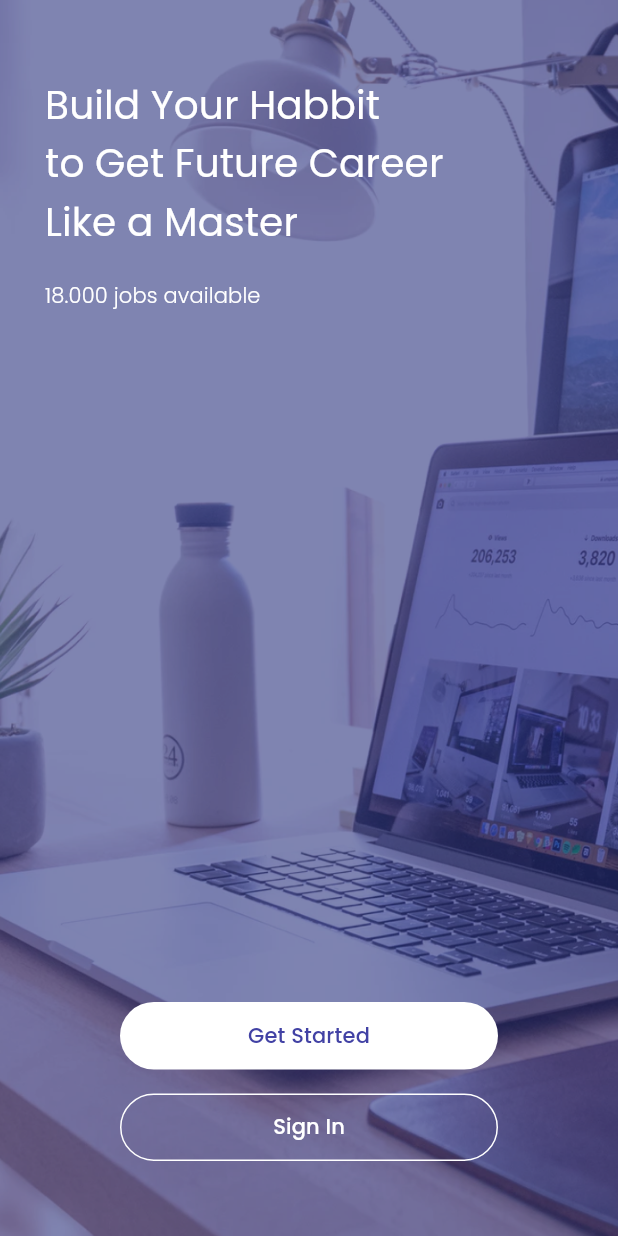
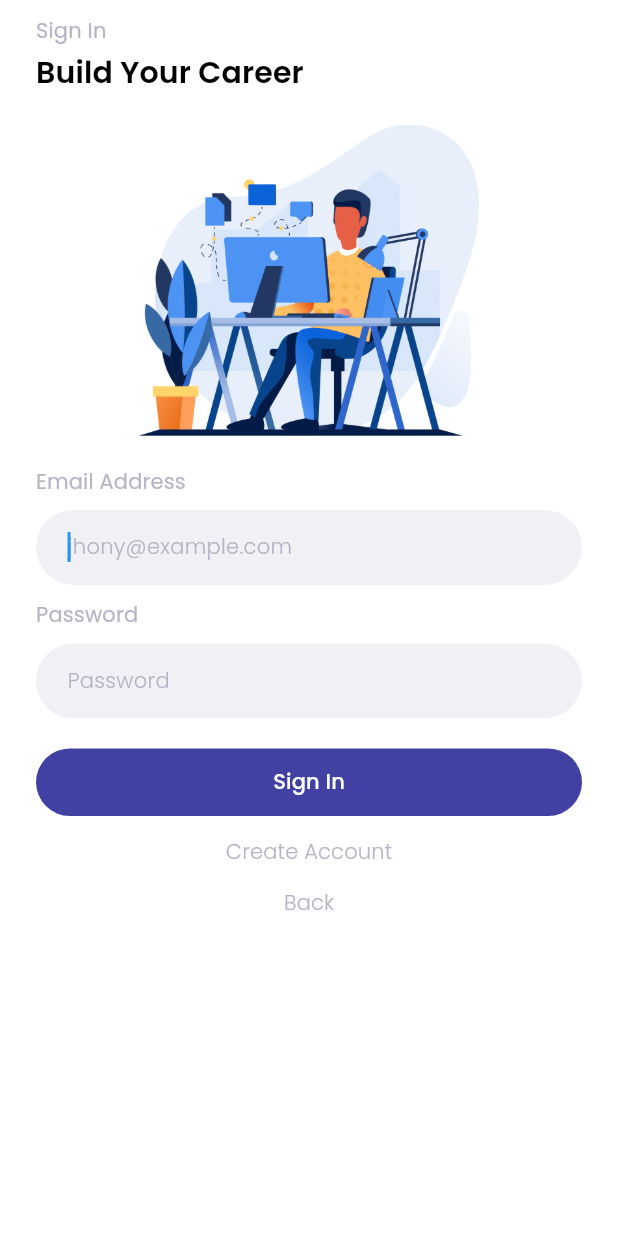
Before and after one commit to fathulaziss/findjob, a Flutter app: the screen it shows after launch, after a tap on "Sign In", on a phone screen of 412 x 824 dp. Run offline on Flutter 3.47's test engine with Material 2 defaults, Android fonts, the phone set to English and light mode, and no system bars; our stand-ins replace get, google_fonts.

Commit message:
add login page

```diff
--- a/lib/shared/assets.dart
+++ b/lib/shared/assets.dart
@@ -2,4 +2,5 @@ class Assets {
   static String logo = 'assets/images/logo.png';
   static String background = 'assets/images/background.png';
   static String userDefault = 'assets/images/user_default.png';
+  static String imageLogin = 'assets/images/image_login.png';
 }
--- /dev/null
+++ b/lib/ui/pages/login_page.dart
@@ -0,0 +1,101 @@
+import 'package:findjob/shared/shared.dart';
+import 'package:findjob/ui/pages/register_page.dart';
+import 'package:findjob/ui/widgets/button_primary.dart';
+import 'package:findjob/ui/widgets/input_form_primary.dart';
+import 'package:flutter/material.dart';
+import 'package:get/get.dart';
+
+class LoginPage extends StatefulWidget {
+  const LoginPage({Key? key}) : super(key: key);
+
+  @override
+  _LoginPageState createState() => _LoginPageState();
+}
+
+class _LoginPageState extends State<LoginPage> {
+  TextEditingController emailController = TextEditingController();
+  TextEditingController passwordController = TextEditingController();
+
+  @override
+  Widget build(BuildContext context) {
+    return Scaffold(
+      backgroundColor: Colors.white,
+      body: SafeArea(
+        child: Padding(
+          padding: EdgeInsets.symmetric(horizontal: 24, vertical: 10),
+          child: SingleChildScrollView(
+            child: Column(
+              mainAxisAlignment: MainAxisAlignment.start,
+              crossAxisAlignment: CrossAxisAlignment.center,
+              children: [
+                buildTitle(),
+                InputFormPrimary(
+                  controller: emailController,
+                  title: 'Email Address',
+                  hintText: 'jhony@example.com',
+                ),
+                InputFormPrimary(
+                  margin: EdgeInsets.only(bottom: 20),
+                  controller: passwordController,
+                  title: 'Password',
+                  hintText: 'Password',
+                  obsecureText: true,
+                ),
+                ButtonPrimary(
+                  backgroundColor: mainColor,
+                  titleStyle: whiteTextStyle.copyWith(
+                      fontSize: 14, fontWeight: FontWeight.w500),
+                  title: 'Sign In',
+                  onPressed: () {},
+                ),
+                TextButton(
+                  onPressed: () {
+                    Get.to(() => RegisterPage(titleBack: "Back to Sign In"));
+                  },
+                  style: ButtonStyle(
+                    overlayColor: MaterialStateProperty.all(
+                        Colors.black.withOpacity(0.05)),
+                    shadowColor: MaterialStateProperty.all(Colors.transparent),
+                  ),
+                  child: Text(
+                    "Create Account",
+                    style: grayTextStyle.copyWith(fontSize: 14),
+                  ),
+                ),
+                InkWell(
+                  onTap: () {
+                    Get.back();
+                  },
+                  child: Text(
+                    "Back",
+                    style: grayTextStyle.copyWith(fontSize: 14),
+                  ),
+                )
+              ],
+            ),
+          ),
+        ),
+      ),
+    );
+  }
+
+  Widget buildTitle() {
+    return Column(
+      crossAxisAlignment: CrossAxisAlignment.start,
+      children: [
+        Text('Sign In',
+            style: grayTextStyle.copyWith(
+                fontSize: 14, fontWeight: FontWeight.w400)),
+        SizedBox(height: 2),
+        Text('Build Your Career',
+            style: blackTextStyle.copyWith(
+                fontSize: 20, fontWeight: FontWeight.w600)),
+        SizedBox(height: 20),
+        Center(
+            child: Image.asset(Assets.imageLogin,
+                width: MediaQuery.of(context).size.width * 0.55)),
+        SizedBox(height: 20),
+      ],
+    );
+  }
+}
--- a/lib/ui/pages/onboarding_page.dart
+++ b/lib/ui/pages/onboarding_page.dart
@@ -1,5 +1,6 @@
 import 'package:findjob/shared/assets.dart';
 import 'package:findjob/shared/shared.dart';
+import 'package:findjob/ui/pages/login_page.dart';
 import 'package:findjob/ui/pages/register_page.dart';
 import 'package:findjob/ui/widgets/button_outlined.dart';
 import 'package:findjob/ui/widgets/button_primary.dart';
@@ -53,7 +54,9 @@ class OnBoardingPage extends StatelessWidget {
                     SizedBox(height: 16),
                     ButtonOutlined(
                       title: 'Sign In',
-                      onPressed: () {},
+                      onPressed: () {
+                        Get.to(() => LoginPage());
+                      },
                     ),
                     SizedBox(height: 50)
                   ],
```
Also changed, not shown: assets/images/image_login.png (added).
